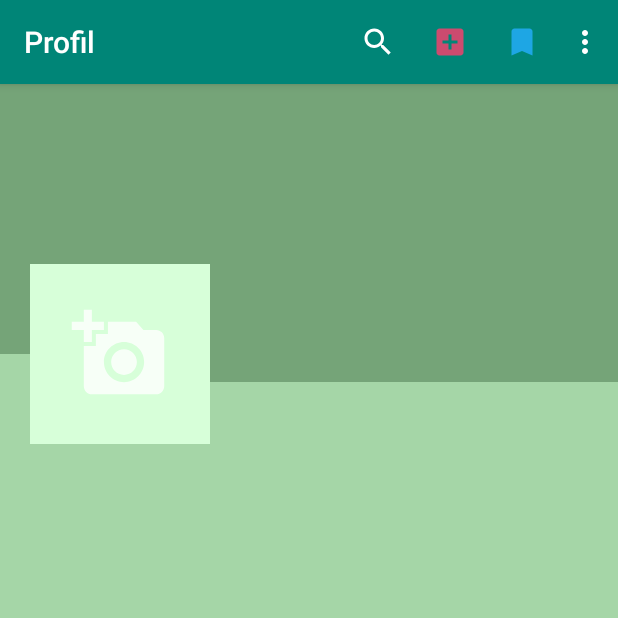
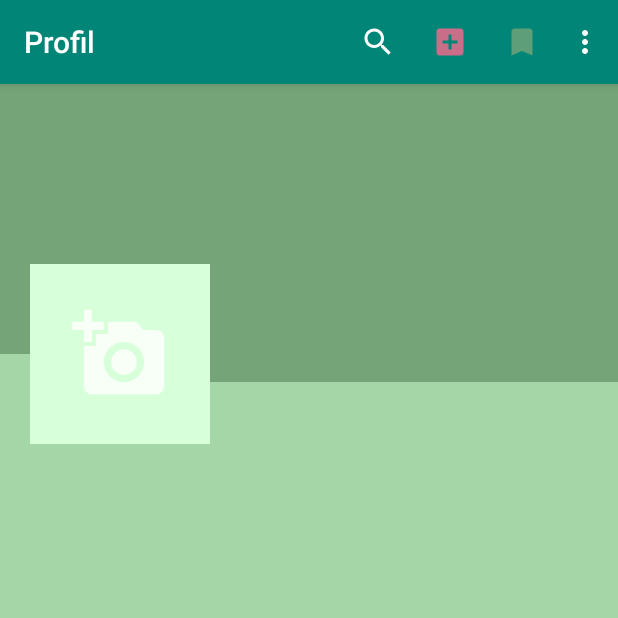
Before and after one commit to demirgulsen/TurkcellGlutensizYasam, an Android app: the screen it shows after launch once a user with an empty profile is signed in (DashboardActivity), item 2 of the bottom bar chosen, on a phone screen of 412 x 824 dp, the top half of it. Run offline under Robolectric (Android 15) with nearby library versions, the phone set to English and light mode, and no system bars; our stand-ins replace Firebase (no records; nobody signed in at launch, a user with empty details on screens opened directly), Picasso; pictures from the network do not load; 1 statement that could not run was skipped.

```diff
--- a/BenimProjem/app/src/main/res/drawable-anydpi/ic_add_black.xml
+++ b/BenimProjem/app/src/main/res/drawable-anydpi/ic_add_black.xml
@@ -3,7 +3,7 @@
     android:height="24dp"
     android:viewportWidth="24"
     android:viewportHeight="24"
-    android:tint="#FF3C6D"
+    android:tint="#FD678D"
     android:alpha="0.8">
     <path
         android:fillColor="#FF000000"
--- a/BenimProjem/app/src/main/res/drawable-anydpi/ic_saved_black.xml
+++ b/BenimProjem/app/src/main/res/drawable-anydpi/ic_saved_black.xml
@@ -3,7 +3,7 @@
     android:height="24dp"
     android:viewportWidth="24"
     android:viewportHeight="24"
-    android:tint="#25AEFF"
+    android:tint="#75a478"
     android:alpha="0.8">
     <path
         android:fillColor="#FF000000"
```
